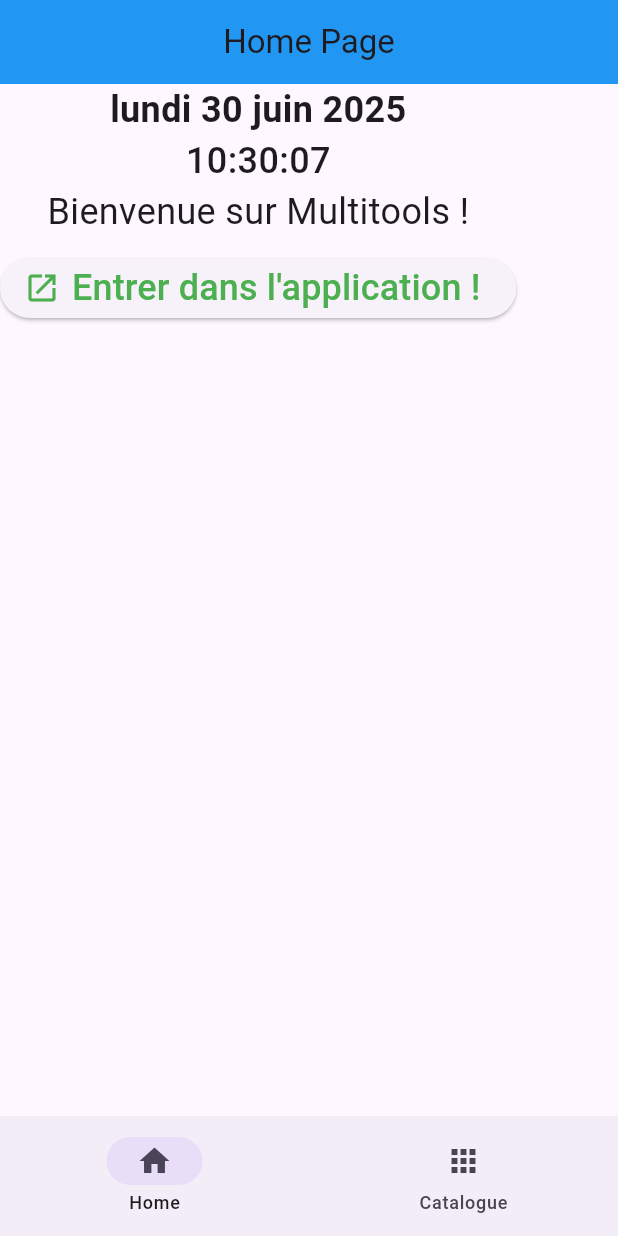
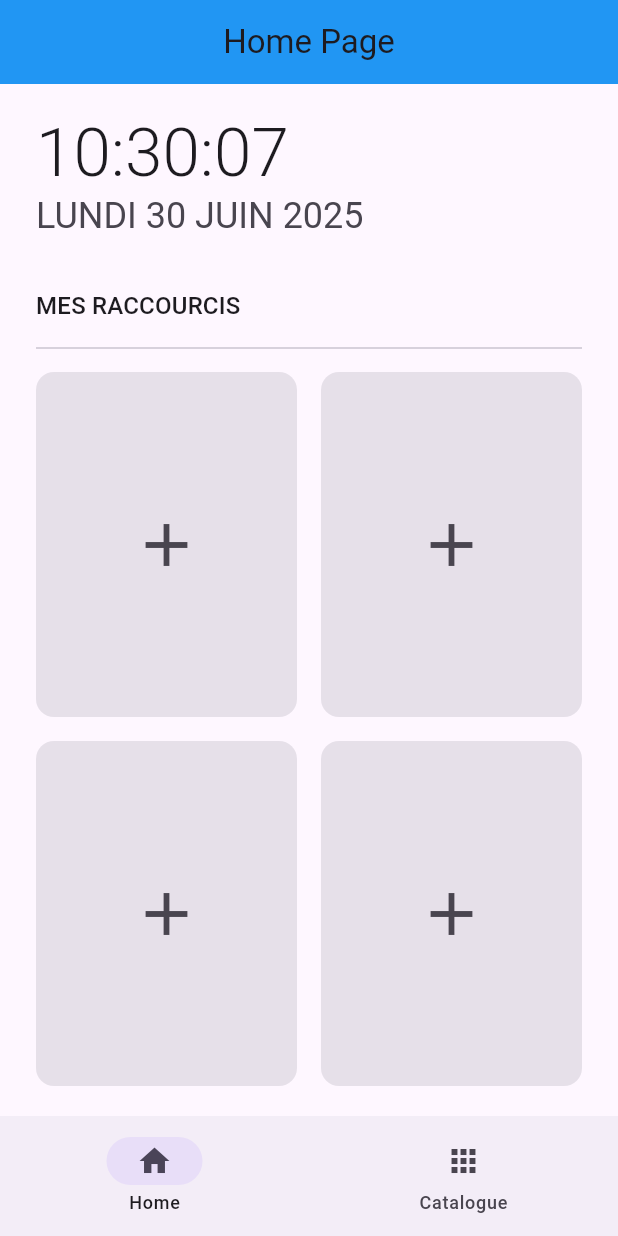
Before and after one commit to dadacoc/multitools, a Flutter app: the screen it shows after launch, on a phone screen of 412 x 824 dp. Run offline on Flutter 3.47's test engine with Material 3 defaults, Android fonts, the phone set to English and light mode, and no system bars; our stand-ins replace go_router, logger, sqflite; accounts and stored records are empty.

Commit message:
feat: Creation home page with the UI style

```diff
--- /dev/null
+++ b/lib/app_sizes.dart
@@ -0,0 +1,89 @@
+import 'package:flutter/material.dart';
+
+/// Définit l'échelle de tailles et les tokens sémantiques pour toute l'application.
+class AppSizes {
+  // Constructeur privé pour empêcher l'instanciation.
+  AppSizes._();
+
+  // --- 1. Les valeurs utilisé ---
+  static const double _p4 = 4.0;
+  static const double _p8 = 8.0;
+  static const double _p12 = 12.0;
+  static const double _p16 = 16.0;
+  static const double _p24 = 24.0;
+  static const double _p32 = 32.0;
+  static const double _p48 = 48.0;
+  static const double _p64 = 64.0;
+
+  // --- 2. TOKENS SÉMANTIQUES PAR CONTEXTE ---
+  // On utilise des classes imbriquées pour organiser et clarifier l'usage.
+
+  /// Pour les espacements avec `SizedBox`.
+  /// Utilisation : `SizedBox(height: AppSizes.gap.s)`
+  static const Gap gap = Gap._();
+
+  /// Pour le `padding` des widgets.
+  /// Utilisation : `Padding(padding: EdgeInsets.all(AppSizes.padding.m))`
+  static const AppPadding padding = AppPadding._();
+
+  /// Pour les `BorderRadius`.
+  /// Utilisation : `borderRadius: BorderRadius.circular(AppSizes.corners.m)`
+  static const Corners corners = Corners._();
+
+  ///Pour les icon
+  static const IconSizes icon = IconSizes._();
+}
+
+///Paramètre de divider.
+class AppDividers {
+  AppDividers._();
+
+  /// Un diviseur standard, fin et subtil, avec un espacement vertical moyen.
+  /// La couleur sera gérée par le thème de l'application.
+  static const standard = Divider(
+    height: AppSizes._p32, // On utilise notre token sémantique pour l'espacement
+    thickness: 1.0,
+  );
+
+  /// Un diviseur plus léger, avec moins d'espacement.
+  static const tight = Divider(
+    height: AppSizes._p16,
+    thickness: 0.5,
+  );
+}
+
+/// Définitions sémantiques pour les espacements (Gaps).
+class Gap {
+  const Gap._();
+  final double xs = AppSizes._p4;  // Extra Small
+  final double s = AppSizes._p8;   // Small
+  final double m = AppSizes._p16;  // Medium
+  final double l = AppSizes._p24;  // Large
+  final double xl = AppSizes._p32;  // Extra Large
+  final double xxl = AppSizes._p64; // Extra Extra Large
+}
+
+/// Définitions sémantiques pour le remplissage (Padding).
+class AppPadding {
+  const AppPadding._();
+  final double s = AppSizes._p8;
+  final double m = AppSizes._p16;
+  final double l = AppSizes._p24;
+}
+
+/// Définitions sémantiques pour les coins arrondis (Corners).
+class Corners {
+  const Corners._();
+  final double s = AppSizes._p8;
+  final double m = AppSizes._p12;
+  final double l = AppSizes._p24;
+}
+
+/// Définition pour icon
+class IconSizes {
+  const IconSizes._();
+  final double s = 16.0;
+  final double m = 24.0; // Taille standard de Material
+  final double l = 32.0;
+  final double xl = 48.0;
+}
--- a/lib/mini_apps/home/home_page.dart
+++ b/lib/mini_apps/home/home_page.dart
@@ -1,7 +1,7 @@
 import 'dart:async';
 import 'package:flutter/material.dart';
-import 'package:go_router/go_router.dart';
 import 'package:intl/intl.dart';
+import 'package:multitools/app_sizes.dart';
 
 class HomePage extends StatefulWidget {
   const HomePage({super.key});
@@ -48,31 +48,68 @@ class _HomePageState extends State<HomePage> {
         backgroundColor: Colors.blue,
         centerTitle: true,
       ),
-      body: Column(
+      body: Padding(
+        padding: const EdgeInsets.symmetric(horizontal: 24.0,vertical: 20.0),
+        child: Column(
+            crossAxisAlignment: CrossAxisAlignment.start,
             children: [
-            Text(jourFormat.format(_currentTime),style: TextStyle(fontSize: 24,fontWeight: FontWeight.bold),),
-            Text(horlogeFormat.format(_currentTime),style: TextStyle(fontSize: 24,fontWeight: FontWeight.w500),),
-            const Text("Bienvenue sur Multitools !",
-              style: TextStyle(
-                  fontSize: 24
+              Text(horlogeFormat.format(_currentTime),style: Theme.of(context).textTheme.displayMedium?.copyWith(fontWeight: FontWeight.w300,color: Theme.of(context).colorScheme.onSurface)),
+              Text(jourFormat.format(_currentTime).toUpperCase(),style: Theme.of(context).textTheme.headlineSmall?.copyWith(color: Theme.of(context).colorScheme.onSurfaceVariant)),
+              SizedBox(height: AppSizes.gap.xl,),
+              Text("MES RACCOURCIS",style: Theme.of(context).textTheme.titleMedium,),
+              AppDividers.standard,
+              Expanded(
+                  child: LayoutBuilder(
+                    builder: (BuildContext context, BoxConstraints constraints) {
+
+                      const int crossAxisCount = 2;
+                      final double crossAxisSpacing = AppSizes.gap.m;
+                      final double mainAxisSpacing = AppSizes.gap.m;
+
+                      final double itemWidth = (constraints.maxWidth - crossAxisSpacing ) / crossAxisCount;
+
+                      final int rowCount = ((constraints.maxHeight) / (itemWidth + mainAxisSpacing)).floor();
+
+                      if (rowCount<=0) {
+                        return const SizedBox.shrink();
+                      }
+
+                      final int dynamicItemCount = rowCount * crossAxisCount;
+
+                      // Hauteur totale occupée par les espacements ENTRE les rangées.
+                      // Pour 3 rangées, il y a 2 espacements, donc (3 - 1) * spacing.
+                      final double totalSpacing = mainAxisSpacing * (rowCount - 1);
+                      // Hauteur disponible pour les tuiles elles-mêmes.
+                      final double availableHeightForItems = constraints.maxHeight - totalSpacing;
+                      // Hauteur exacte que chaque tuile doit avoir pour remplir l'espace.
+                      final double perfectItemHeight = availableHeightForItems / rowCount;
+
+                      final double perfectAspectRatio = itemWidth / perfectItemHeight;
+
+                      return GridView.builder(
+                          itemCount: dynamicItemCount,
+                          gridDelegate: SliverGridDelegateWithFixedCrossAxisCount(
+                              mainAxisSpacing: crossAxisSpacing,
+                              crossAxisSpacing: mainAxisSpacing,
+                              crossAxisCount: crossAxisCount,
+                              childAspectRatio: perfectAspectRatio
                           ),
+                          itemBuilder: (BuildContext context, index) {
+                            return Container(
+                              decoration: BoxDecoration(
+                                color: Theme.of(context).colorScheme.surfaceContainerHighest,
+                                borderRadius: BorderRadius.all(
+                                    Radius.circular(AppSizes.corners.m)),
                               ),
-            Container(
-              margin: const EdgeInsets.only(top: 10),
-              child: ElevatedButton.icon(
-                onPressed: (){
-                  context.goNamed('calculatrice');
-                },
-                label: const Text("Entrer dans l'application !",
-                  style: TextStyle(
-                      fontSize: 24,
-                      color: Colors.green
-                  ),
-                ),
-                icon: const Icon(Icons.launch , size: 24,color: Colors.green,),
-              ),
+                              child: Icon(Icons.add, color: Theme.of(context).colorScheme.onSurfaceVariant,
+                                size: AppSizes.icon.xl,),
+                            );
+                          }
+                      );
+                    })
               )
             ],
+          ),
       ),
     );
   }
```
Lines whose indentation alone changed are shown as unchanged.
